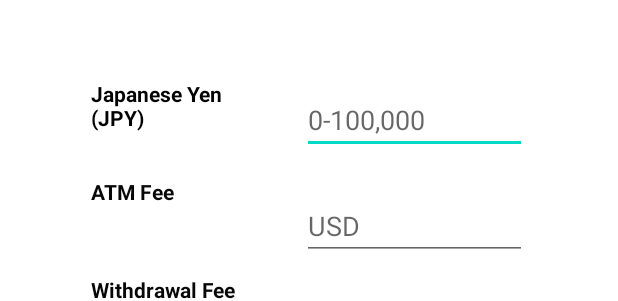
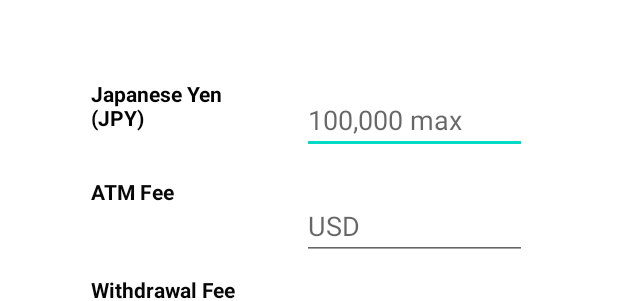
Before and after one commit to gabrielaliera/CodeMath-CurrencyConverter, an Android app: the layout activity_main.xml on its own in the app's theme, with its tools: preview values and no code run, on a phone screen of 412 x 824 dp. Shown: the part 361-662 px from the top of the screen. Run offline under Robolectric (Android 15) with nearby library versions, the phone set to English and light mode, and no system bars.

Commit message:
Fix text

```diff
--- a/app/src/main/res/values/strings.xml
+++ b/app/src/main/res/values/strings.xml
@@ -4,8 +4,8 @@
     <string name="japanese_yen_jpy">Japanese Yen (JPY)</string>
     <string name="atm_fee">ATM Fee</string>
     <string name="withdrawal_fee">Withdrawal Fee</string>
-    <string name="usd">USD</string>
+    <string name="usd">  USD</string>
     <string name="button_text">Calculate</string>
-    <string name="yen_limits">0-100,000</string>
+    <string name="yen_limits">100,000 max</string>
     <string name="total_usd">Total (USD):</string>
 </resources>
```
